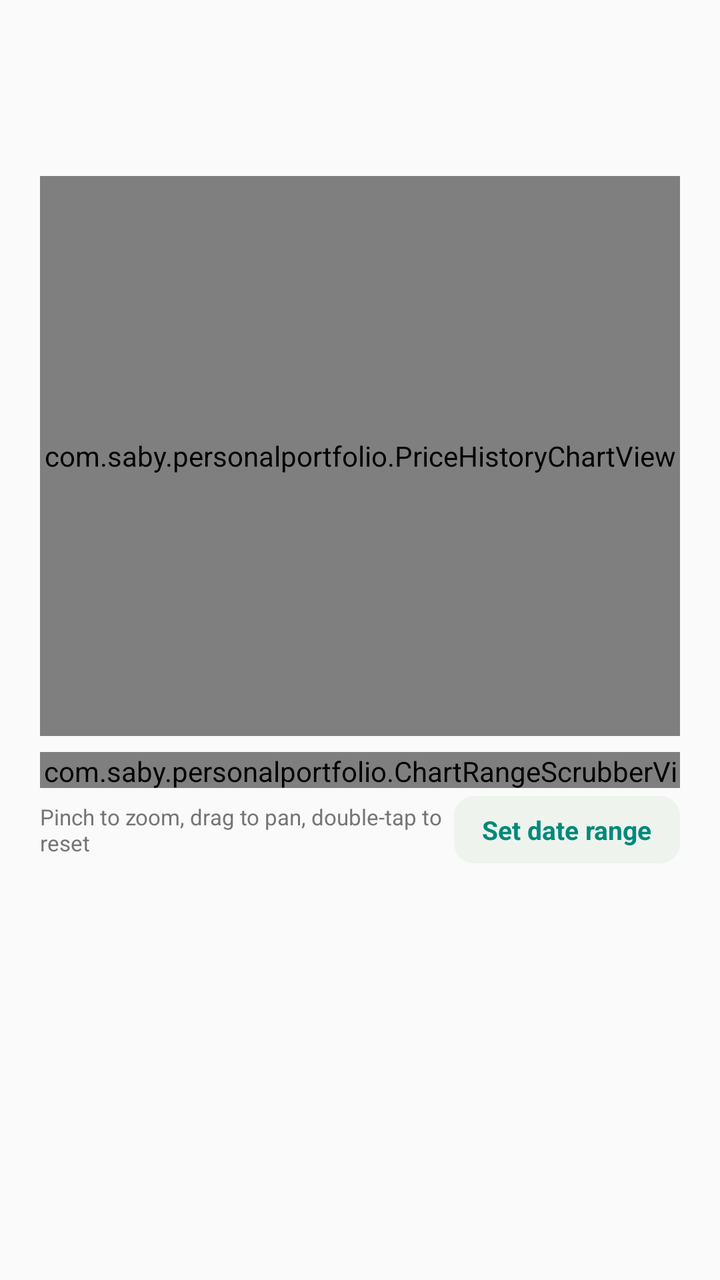
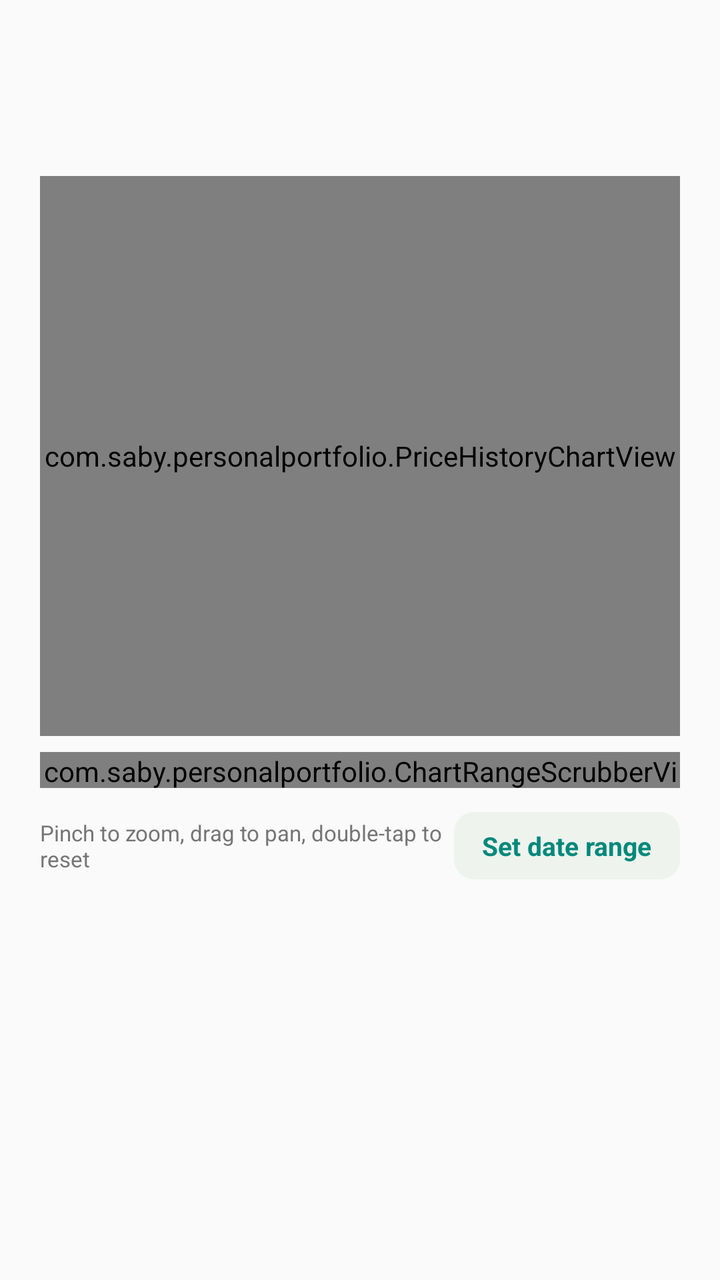

Before-and-after screenshots of an Android layout around one commit, followed by the original layout XML and the change that was made.
<!-- AndroidManifest.xml: application theme Theme.PersonalPortfolio -->
<!-- res/layout/activity_returns_detail.xml -->
<?xml version="1.0" encoding="utf-8"?>
<ScrollView xmlns:android="http://schemas.android.com/apk/res/android"
    android:layout_width="match_parent"
    android:layout_height="match_parent">

    <LinearLayout
        android:layout_width="match_parent"
        android:layout_height="wrap_content"
        android:orientation="vertical"
        android:padding="20dp">

        <TextView
            android:id="@+id/returnsDetailName"
            android:layout_width="match_parent"
            android:layout_height="wrap_content"
            android:textSize="20sp"
            android:textStyle="bold" />

        <TextView
            android:id="@+id/returnsDetailScrubbed"
            android:layout_width="match_parent"
            android:layout_height="wrap_content"
            android:layout_marginTop="6dp"
            android:textSize="14sp"
            android:textColor="@color/colorNeutral" />

        <com.saby.personalportfolio.PriceHistoryChartView
            android:id="@+id/returnsDetailChart"
            android:layout_width="match_parent"
            android:layout_height="280dp"
            android:layout_marginTop="16dp" />

        
        <com.saby.personalportfolio.ChartRangeScrubberView
            android:id="@+id/returnsDetailChartScrubber"
            android:layout_width="match_parent"
            android:layout_height="18dp"
            android:layout_marginTop="8dp" />

        <LinearLayout
            android:layout_width="match_parent"
            android:layout_height="wrap_content"
            android:layout_marginTop="4dp"
            android:orientation="horizontal"
            android:gravity="center_vertical">

            <TextView
                android:layout_width="0dp"
                android:layout_weight="1"
                android:layout_height="wrap_content"
                android:text="Pinch to zoom, drag to pan, double-tap to reset"
                android:textSize="11sp"
                android:textColor="@color/colorNeutral" />

            <TextView
                android:id="@+id/returnsDetailSetDateRange"
                style="@style/ActionChip"
                android:layout_width="wrap_content"
                android:text="Set date range" />

        </LinearLayout>

        <TextView
            android:id="@+id/returnsDetailEmptyState"
            android:layout_width="match_parent"
            android:layout_height="wrap_content"
            android:layout_marginTop="16dp"
            android:textSize="14sp"
            android:textColor="@color/colorNeutral"
            android:visibility="gone" />

        
        <LinearLayout
            android:id="@+id/returnsDetailMetricsSection"
            android:layout_width="match_parent"
            android:layout_height="wrap_content"
            android:layout_marginTop="24dp"
            android:orientation="vertical"
            android:visibility="gone">

            <View
                android:layout_width="match_parent"
                android:layout_height="1dp"
                android:layout_marginBottom="16dp"
                android:background="@color/colorSurfaceVariant" />

            <TextView
                android:layout_width="match_parent"
                android:layout_height="wrap_content"
                android:text="Risk &amp; relative performance"
                android:textSize="16sp"
                android:textStyle="bold" />

            <LinearLayout
                android:layout_width="match_parent"
                android:layout_height="wrap_content"
                android:layout_marginTop="8dp"
                android:orientation="horizontal"
                android:gravity="center_vertical">

                <TextView
                    android:id="@+id/returnsDetailBenchmarkLabel"
                    android:layout_width="0dp"
                    android:layout_height="wrap_content"
                    android:layout_weight="1"
                    android:textSize="13sp"
                    android:textColor="@color/colorNeutral" />

                <TextView
                    android:id="@+id/returnsDetailChangeBenchmark"
                    style="@style/ActionChip"
                    android:layout_width="wrap_content"
                    android:text="Change" />

            </LinearLayout>

            <TextView
                android:id="@+id/returnsDetailMetricBeta"
                style="@style/MetricRow" />

            <TextView
                android:id="@+id/returnsDetailMetricInfoRatio"
                style="@style/MetricRow" />

            <TextView
                android:id="@+id/returnsDetailMetricUpCapture"
                style="@style/MetricRow" />

            <TextView
                android:id="@+id/returnsDetailMetricDownCapture"
                style="@style/MetricRow" />

            <TextView
                android:id="@+id/returnsDetailMetricMaxDrawdown"
                style="@style/MetricRow" />

            <TextView
                android:id="@+id/returnsDetailMetricSharpe"
                style="@style/MetricRow" />

            <TextView
                android:id="@+id/returnsDetailMetricSortino"
                style="@style/MetricRow" />

        </LinearLayout>

    </LinearLayout>

</ScrollView>
<!-- resources referenced by this layout -->
<resources>
  <color name="colorNeutral">#757575</color>
  <color name="colorSurfaceVariant">#EEF3EE</color>
  <style name="ActionChip">
          <item name="android:layout_height">wrap_content</item>
          <item name="android:paddingStart">14dp</item>
          <item name="android:paddingEnd">14dp</item>
          <item name="android:paddingTop">8dp</item>
          <item name="android:paddingBottom">8dp</item>
          <item name="android:background">@drawable/dropdown_tab_background</item>
          <item name="android:textSize">13sp</item>
          <item name="android:textStyle">bold</item>
          <item name="android:textColor">@color/colorSecondary</item>
          <item name="android:gravity">center</item>
          <item name="android:clickable">true</item>
          <item name="android:focusable">true</item>
      </style>
  <style name="MetricRow">
          <item name="android:layout_width">match_parent</item>
          <item name="android:layout_height">wrap_content</item>
          <item name="android:layout_marginTop">10dp</item>
          <item name="android:textSize">14sp</item>
          <item name="android:textColor">@color/colorOnSurface</item>
      </style>
  <style name="Theme.PersonalPortfolio" parent="Theme.Material3.DayNight.NoActionBar">
          <item name="colorPrimary">@color/colorPrimary</item>
          <item name="colorPrimaryVariant">@color/colorPrimaryVariant</item>
          <item name="colorOnPrimary">@color/colorOnPrimary</item>
  
          <item name="colorSecondary">@color/colorSecondary</item>
          <item name="colorOnSecondary">@color/colorOnSecondary</item>
  
          <item name="android:colorBackground">@color/colorBackground</item>
          <item name="colorOnBackground">@color/colorOnBackground</item>
  
          <item name="colorSurface">@color/colorSurface</item>
          <item name="colorOnSurface">@color/colorOnSurface</item>
  
          <item name="android:statusBarColor">@color/colorPrimaryVariant</item>
      </style>
  <!-- drawable dropdown_tab_background (drawable) -->
  <?xml version="1.0" encoding="utf-8"?>
  <shape xmlns:android="http://schemas.android.com/apk/res/android"
      android:shape="rectangle">
      <solid android:color="@color/colorSurfaceVariant" />
      <corners android:radius="10dp" />
  </shape>
  <color name="colorSecondary">#00897B</color>
  <color name="colorOnSurface">#1A1A1A</color>
  <color name="colorPrimary">#1B5E20</color>
  <color name="colorPrimaryVariant">#0D3B12</color>
  <color name="colorOnPrimary">#FFFFFF</color>
  <color name="colorOnSecondary">#FFFFFF</color>
  <color name="colorBackground">#FAFAFA</color>
  <color name="colorOnBackground">#1A1A1A</color>
  <color name="colorSurface">#FFFFFF</color>
</resources>

<!-- the commit's change to res/layout/activity_returns_detail.xml (unified diff, before → after) -->
@@ -36,6 +36,21 @@
             android:layout_width="match_parent"
             android:layout_height="18dp"
             android:layout_marginTop="8dp" />
+
+        
+        <HorizontalScrollView
+            android:layout_width="match_parent"
+            android:layout_height="wrap_content"
+            android:layout_marginTop="8dp"
+            android:scrollbars="none">
+
+            <LinearLayout
+                android:id="@+id/returnsDetailRangePresets"
+                android:layout_width="wrap_content"
+                android:layout_height="wrap_content"
+                android:orientation="horizontal" />
+
+        </HorizontalScrollView>
 
         <LinearLayout
             android:layout_width="match_parent"
